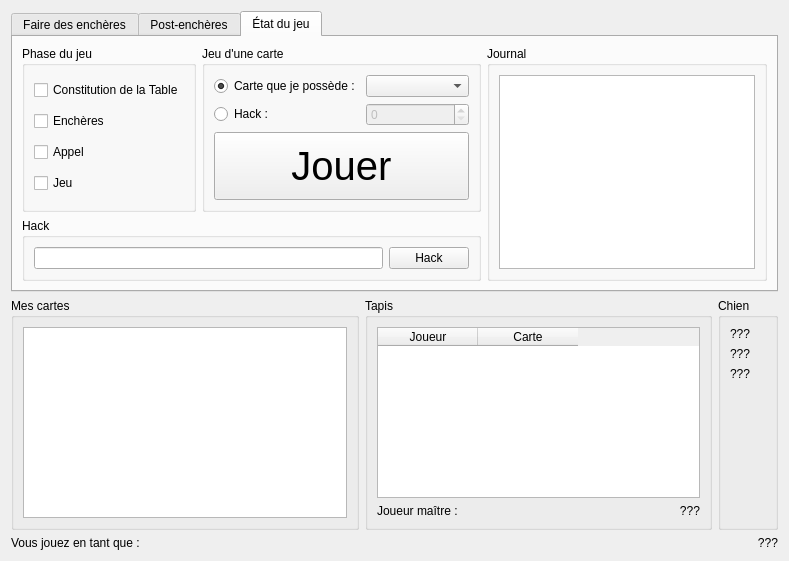
Qt form client/client.ui (Gugurumbe/tarot-doc) before a commit.
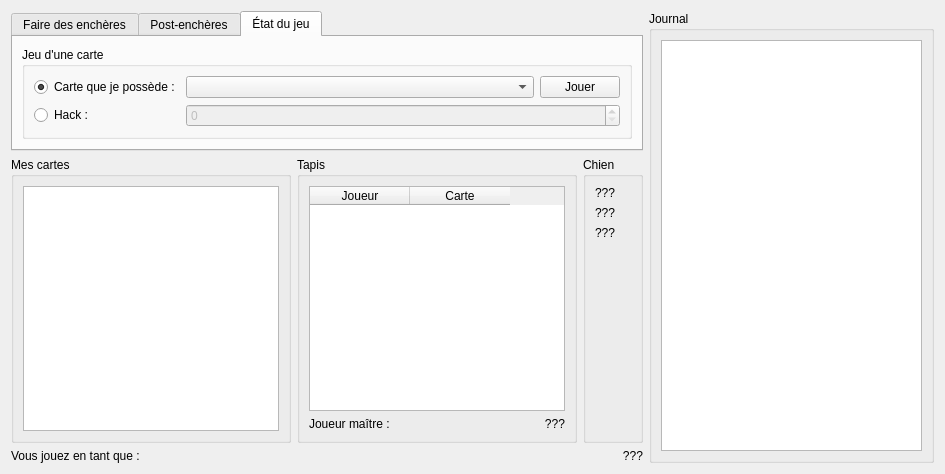
The same form after that commit. The open tabs and pages were chosen to show the change. Custom widgets are drawn as their Qt base class.

Commit message: Correction : les mouvements des cartes se font avec les bons joueurs

```diff
--- a/client/client.ui
+++ b/client/client.ui
@@ -6,18 +6,151 @@
    <rect>
     <x>0</x>
     <y>0</y>
-    <width>789</width>
-    <height>561</height>
+    <width>945</width>
+    <height>474</height>
    </rect>
   </property>
   <property name="windowTitle">
    <string>Tarot Virtuel</string>
   </property>
-  <layout class="QVBoxLayout" name="verticalLayout">
-   <item>
+  <layout class="QGridLayout" name="gridLayout_5">
+   <item row="2" column="1">
+    <layout class="QHBoxLayout" name="layout_moi">
+     <item>
+      <widget class="QLabel" name="label_moi">
+       <property name="text">
+        <string>Vous jouez en tant que : </string>
+       </property>
+      </widget>
+     </item>
+     <item>
+      <widget class="LabelNom" name="nom_joueur">
+       <property name="text">
+        <string>???</string>
+       </property>
+       <property name="alignment">
+        <set>Qt::AlignRight|Qt::AlignTrailing|Qt::AlignVCenter</set>
+       </property>
+      </widget>
+     </item>
+    </layout>
+   </item>
+   <item row="1" column="1">
+    <layout class="QHBoxLayout" name="layout_principal">
+     <item>
+      <widget class="QGroupBox" name="groupe_mes_cartes">
+       <property name="sizePolicy">
+        <sizepolicy hsizetype="Preferred" vsizetype="Expanding">
+         <horstretch>0</horstretch>
+         <verstretch>0</verstretch>
+        </sizepolicy>
+       </property>
+       <property name="title">
+        <string>Mes cartes</string>
+       </property>
+       <layout class="QGridLayout" name="gridLayout">
+        <item row="0" column="0">
+         <widget class="ListeCartes" name="mes_cartes"/>
+        </item>
+       </layout>
+      </widget>
+     </item>
+     <item>
+      <widget class="QGroupBox" name="groupe_tapis">
+       <property name="title">
+        <string>Tapis</string>
+       </property>
+       <layout class="QVBoxLayout" name="verticalLayout_2">
+        <item>
+         <widget class="AfficheurTapis" name="tapis">
+          <property name="editTriggers">
+           <set>QAbstractItemView::NoEditTriggers</set>
+          </property>
+          <column>
+           <property name="text">
+            <string>Joueur</string>
+           </property>
+          </column>
+          <column>
+           <property name="text">
+            <string>Carte</string>
+           </property>
+          </column>
+         </widget>
+        </item>
+        <item>
+         <layout class="QHBoxLayout" name="layout_maitre">
+          <item>
+           <widget class="QLabel" name="label_maitre">
+            <property name="text">
+             <string>Joueur maître :</string>
+            </property>
+           </widget>
+          </item>
+          <item>
+           <widget class="LabelNom" name="nom_maitre">
+            <property name="text">
+             <string>???</string>
+            </property>
+            <property name="alignment">
+             <set>Qt::AlignRight|Qt::AlignTrailing|Qt::AlignVCenter</set>
+            </property>
+           </widget>
+          </item>
+         </layout>
+        </item>
+       </layout>
+      </widget>
+     </item>
+     <item>
+      <widget class="QGroupBox" name="groupe_chien">
+       <property name="title">
+        <string>Chien</string>
+       </property>
+       <layout class="QVBoxLayout" name="verticalLayout_3">
+        <item>
+         <widget class="QLabel" name="chien_1">
+          <property name="text">
+           <string>???</string>
+          </property>
+         </widget>
+        </item>
+        <item>
+         <widget class="QLabel" name="chien_2">
+          <property name="text">
+           <string>???</string>
+          </property>
+         </widget>
+        </item>
+        <item>
+         <widget class="QLabel" name="chien_3">
+          <property name="text">
+           <string>???</string>
+          </property>
+         </widget>
+        </item>
+        <item>
+         <spacer name="verticalSpacer">
+          <property name="orientation">
+           <enum>Qt::Vertical</enum>
+          </property>
+          <property name="sizeHint" stdset="0">
+           <size>
+            <width>20</width>
+            <height>40</height>
+           </size>
+          </property>
+         </spacer>
+        </item>
+       </layout>
+      </widget>
+     </item>
+    </layout>
+   </item>
+   <item row="0" column="1">
     <widget class="QTabWidget" name="onglets">
      <property name="sizePolicy">
-      <sizepolicy hsizetype="Expanding" vsizetype="Minimum">
+      <sizepolicy hsizetype="Expanding" vsizetype="Fixed">
        <horstretch>0</horstretch>
        <verstretch>0</verstretch>
       </sizepolicy>
@@ -26,7 +159,7 @@
       <enum>QTabWidget::Rounded</enum>
      </property>
      <property name="currentIndex">
-      <number>2</number>
+      <number>0</number>
      </property>
      <widget class="QWidget" name="encheres">
       <attribute name="title">
@@ -35,79 +168,17 @@
       <layout class="QVBoxLayout" name="verticalLayout_4">
        <item>
         <widget class="QGroupBox" name="groupe_enchere">
+         <property name="sizePolicy">
+          <sizepolicy hsizetype="Preferred" vsizetype="Fixed">
+           <horstretch>0</horstretch>
+           <verstretch>0</verstretch>
+          </sizepolicy>
+         </property>
          <property name="title">
           <string>Choisissez votre enchère</string>
          </property>
          <layout class="QGridLayout" name="gridLayout_2">
-          <item row="2" column="1">
-           <widget class="QRadioButton" name="bouton_garde">
-            <property name="sizePolicy">
-             <sizepolicy hsizetype="Minimum" vsizetype="Expanding">
-              <horstretch>0</horstretch>
-              <verstretch>0</verstretch>
-             </sizepolicy>
-            </property>
-            <property name="text">
-             <string>Garde</string>
-            </property>
-           </widget>
-          </item>
-          <item row="1" column="0">
-           <spacer name="pousseur_2">
-            <property name="orientation">
-             <enum>Qt::Horizontal</enum>
-            </property>
-            <property name="sizeHint" stdset="0">
-             <size>
-              <width>40</width>
-              <height>20</height>
-             </size>
-            </property>
-           </spacer>
-          </item>
-          <item row="1" column="2" colspan="2">
-           <widget class="QRadioButton" name="bouton_garde_contre">
-            <property name="sizePolicy">
-             <sizepolicy hsizetype="Minimum" vsizetype="Expanding">
-              <horstretch>0</horstretch>
-              <verstretch>0</verstretch>
-             </sizepolicy>
-            </property>
-            <property name="text">
-             <string>Garde Contre</string>
-            </property>
-           </widget>
-          </item>
-          <item row="0" column="1">
-           <widget class="QRadioButton" name="bouton_passe">
-            <property name="sizePolicy">
-             <sizepolicy hsizetype="Minimum" vsizetype="Expanding">
-              <horstretch>0</horstretch>
-              <verstretch>0</verstretch>
-             </sizepolicy>
-            </property>
-            <property name="text">
-             <string>Passe</string>
-            </property>
-            <property name="checked">
-             <bool>true</bool>
-            </property>
-           </widget>
-          </item>
-          <item row="2" column="3">
-           <widget class="QSpinBox" name="selection_enchere">
-            <property name="enabled">
-             <bool>false</bool>
-            </property>
-            <property name="sizePolicy">
-             <sizepolicy hsizetype="Minimum" vsizetype="Fixed">
-              <horstretch>0</horstretch>
-              <verstretch>0</verstretch>
-             </sizepolicy>
-            </property>
-           </widget>
-          </item>
-          <item row="2" column="2">
+          <item row="0" column="6">
            <widget class="QRadioButton" name="bouton_hack_enchere">
             <property name="sizePolicy">
              <sizepolicy hsizetype="Minimum" vsizetype="Expanding">
@@ -120,8 +191,8 @@
             </property>
            </widget>
           </item>
-          <item row="1" column="1">
-           <widget class="QRadioButton" name="bouton_prise">
+          <item row="0" column="5">
+           <widget class="QRadioButton" name="bouton_garde_contre">
             <property name="sizePolicy">
              <sizepolicy hsizetype="Minimum" vsizetype="Expanding">
               <horstretch>0</horstretch>
@@ -129,24 +200,11 @@
              </sizepolicy>
             </property>
             <property name="text">
-             <string>Prise</string>
+             <string>Garde Contre</string>
             </property>
            </widget>
           </item>
           <item row="0" column="4">
-           <spacer name="pousseur_1">
-            <property name="orientation">
-             <enum>Qt::Horizontal</enum>
-            </property>
-            <property name="sizeHint" stdset="0">
-             <size>
-              <width>40</width>
-              <height>20</height>
-             </size>
-            </property>
-           </spacer>
-          </item>
-          <item row="0" column="2" colspan="2">
            <widget class="QRadioButton" name="bouton_garde_sans">
             <property name="sizePolicy">
              <sizepolicy hsizetype="Minimum" vsizetype="Expanding">
@@ -159,38 +217,94 @@
             </property>
            </widget>
           </item>
+          <item row="0" column="7">
+           <widget class="QSpinBox" name="selection_enchere">
+            <property name="enabled">
+             <bool>false</bool>
+            </property>
+            <property name="sizePolicy">
+             <sizepolicy hsizetype="Minimum" vsizetype="Fixed">
+              <horstretch>0</horstretch>
+              <verstretch>0</verstretch>
+             </sizepolicy>
+            </property>
+           </widget>
+          </item>
+          <item row="0" column="3">
+           <widget class="QRadioButton" name="bouton_garde">
+            <property name="sizePolicy">
+             <sizepolicy hsizetype="Minimum" vsizetype="Expanding">
+              <horstretch>0</horstretch>
+              <verstretch>0</verstretch>
+             </sizepolicy>
+            </property>
+            <property name="text">
+             <string>Garde</string>
+            </property>
+           </widget>
+          </item>
+          <item row="0" column="2">
+           <widget class="QRadioButton" name="bouton_prise">
+            <property name="sizePolicy">
+             <sizepolicy hsizetype="Minimum" vsizetype="Expanding">
+              <horstretch>0</horstretch>
+              <verstretch>0</verstretch>
+             </sizepolicy>
+            </property>
+            <property name="text">
+             <string>Prise</string>
+            </property>
+           </widget>
+          </item>
+          <item row="0" column="1">
+           <widget class="QRadioButton" name="bouton_passe">
+            <property name="sizePolicy">
+             <sizepolicy hsizetype="Minimum" vsizetype="Expanding">
+              <horstretch>0</horstretch>
+              <verstretch>0</verstretch>
+             </sizepolicy>
+            </property>
+            <property name="text">
+             <string>Passe</string>
+            </property>
+            <property name="checked">
+             <bool>true</bool>
+            </property>
+           </widget>
+          </item>
+          <item row="1" column="1" colspan="7">
+           <widget class="QPushButton" name="bouton_enchere">
+            <property name="sizePolicy">
+             <sizepolicy hsizetype="Minimum" vsizetype="Fixed">
+              <horstretch>0</horstretch>
+              <verstretch>0</verstretch>
+             </sizepolicy>
+            </property>
+            <property name="text">
+             <string>Faire cette enchère</string>
+            </property>
+           </widget>
+          </item>
          </layout>
         </widget>
        </item>
-       <item>
-        <widget class="QPushButton" name="bouton_enchere">
-         <property name="sizePolicy">
-          <sizepolicy hsizetype="Minimum" vsizetype="Expanding">
-           <horstretch>0</horstretch>
-           <verstretch>0</verstretch>
-          </sizepolicy>
-         </property>
-         <property name="font">
-          <font>
-           <pointsize>30</pointsize>
-          </font>
-         </property>
-         <property name="text">
-          <string>Faire cette enchère</string>
-         </property>
-        </widget>
-       </item>
       </layout>
      </widget>
      <widget class="QWidget" name="appel">
       <attribute name="title">
        <string>Post-enchères</string>
       </attribute>
-      <layout class="QVBoxLayout" name="verticalLayout_6">
-       <item>
+      <layout class="QGridLayout" name="gridLayout_6">
+       <item row="0" column="0">
         <layout class="QHBoxLayout" name="horizontalLayout_4">
          <item>
           <widget class="QLabel" name="label_4">
+           <property name="sizePolicy">
+            <sizepolicy hsizetype="Preferred" vsizetype="Fixed">
+             <horstretch>0</horstretch>
+             <verstretch>0</verstretch>
+            </sizepolicy>
+           </property>
            <property name="text">
             <string>Appelez une carte :</string>
            </property>
@@ -199,7 +313,7 @@
          <item>
           <widget class="SelecteurCarte" name="selecteur_appel">
            <property name="sizePolicy">
-            <sizepolicy hsizetype="Expanding" vsizetype="Expanding">
+            <sizepolicy hsizetype="Expanding" vsizetype="Fixed">
              <horstretch>0</horstretch>
              <verstretch>0</verstretch>
             </sizepolicy>
@@ -208,30 +322,12 @@
          </item>
         </layout>
        </item>
-       <item>
-        <widget class="QPushButton" name="bouton_appel">
-         <property name="sizePolicy">
-          <sizepolicy hsizetype="Minimum" vsizetype="Expanding">
-           <horstretch>0</horstretch>
-           <verstretch>0</verstretch>
-          </sizepolicy>
-         </property>
-         <property name="font">
-          <font>
-           <pointsize>30</pointsize>
-          </font>
-         </property>
-         <property name="text">
-          <string>Appeler cette carte</string>
-         </property>
-        </widget>
-       </item>
-       <item>
+       <item row="2" column="0">
         <layout class="QHBoxLayout" name="horizontalLayout">
          <item>
           <widget class="SelecteurCarte" name="ecart_1">
            <property name="sizePolicy">
-            <sizepolicy hsizetype="Preferred" vsizetype="Expanding">
+            <sizepolicy hsizetype="Preferred" vsizetype="Fixed">
              <horstretch>0</horstretch>
              <verstretch>0</verstretch>
             </sizepolicy>
@@ -241,7 +337,7 @@
          <item>
           <widget class="SelecteurCarte" name="ecart_2">
            <property name="sizePolicy">
-            <sizepolicy hsizetype="Preferred" vsizetype="Expanding">
+            <sizepolicy hsizetype="Preferred" vsizetype="Fixed">
              <horstretch>0</horstretch>
              <verstretch>0</verstretch>
             </sizepolicy>
@@ -251,7 +347,7 @@
          <item>
           <widget class="SelecteurCarte" name="ecart_3">
            <property name="sizePolicy">
-            <sizepolicy hsizetype="Preferred" vsizetype="Expanding">
+            <sizepolicy hsizetype="Preferred" vsizetype="Fixed">
              <horstretch>0</horstretch>
              <verstretch>0</verstretch>
             </sizepolicy>
@@ -260,19 +356,27 @@
          </item>
         </layout>
        </item>
-       <item>
+       <item row="0" column="1">
+        <widget class="QPushButton" name="bouton_appel">
+         <property name="sizePolicy">
+          <sizepolicy hsizetype="Minimum" vsizetype="Fixed">
+           <horstretch>0</horstretch>
+           <verstretch>0</verstretch>
+          </sizepolicy>
+         </property>
+         <property name="text">
+          <string>Appeler cette carte</string>
+         </property>
+        </widget>
+       </item>
+       <item row="2" column="1">
         <widget class="QPushButton" name="bouton_ecart">
          <property name="sizePolicy">
-          <sizepolicy hsizetype="Minimum" vsizetype="Expanding">
+          <sizepolicy hsizetype="Minimum" vsizetype="Fixed">
            <horstretch>0</horstretch>
            <verstretch>0</verstretch>
           </sizepolicy>
          </property>
-         <property name="font">
-          <font>
-           <pointsize>30</pointsize>
-          </font>
-         </property>
          <property name="text">
           <string>Écarter ces cartes</string>
          </property>
@@ -286,64 +390,9 @@
       </attribute>
       <layout class="QGridLayout" name="gridLayout_4">
        <item row="0" column="0">
-        <widget class="QGroupBox" name="groupBox_5">
-         <property name="sizePolicy">
-          <sizepolicy hsizetype="Minimum" vsizetype="Preferred">
-           <horstretch>0</horstretch>
-           <verstretch>0</verstretch>
-          </sizepolicy>
-         </property>
-         <property name="title">
-          <string>Phase du jeu</string>
-         </property>
-         <layout class="QVBoxLayout" name="verticalLayout_5">
-          <item>
-           <widget class="QCheckBox" name="cb_constitution_table">
-            <property name="text">
-             <string>Constitution de la Table</string>
-            </property>
-            <property name="checkable">
-             <bool>true</bool>
-            </property>
-           </widget>
-          </item>
-          <item>
-           <widget class="QCheckBox" name="cb_encheres">
-            <property name="text">
-             <string>Enchères</string>
-            </property>
-            <property name="checkable">
-             <bool>true</bool>
-            </property>
-           </widget>
-          </item>
-          <item>
-           <widget class="QCheckBox" name="cb_appel">
-            <property name="text">
-             <string>Appel</string>
-            </property>
-            <property name="checkable">
-             <bool>true</bool>
-            </property>
-           </widget>
-          </item>
-          <item>
-           <widget class="QCheckBox" name="cb_jeu">
-            <property name="text">
-             <string>Jeu</string>
-            </property>
-            <property name="checkable">
-             <bool>true</bool>
-            </property>
-           </widget>
-          </item>
-         </layout>
-        </widget>
-       </item>
-       <item row="0" column="1">
         <widget class="QGroupBox" name="groupBox_6">
          <property name="sizePolicy">
-          <sizepolicy hsizetype="Expanding" vsizetype="Preferred">
+          <sizepolicy hsizetype="Expanding" vsizetype="Fixed">
            <horstretch>0</horstretch>
            <verstretch>0</verstretch>
           </sizepolicy>
@@ -359,19 +408,6 @@
             </property>
            </widget>
           </item>
-          <item row="1" column="1">
-           <widget class="QSpinBox" name="carte_hack">
-            <property name="enabled">
-             <bool>false</bool>
-            </property>
-            <property name="sizePolicy">
-             <sizepolicy hsizetype="Expanding" vsizetype="Fixed">
-              <horstretch>0</horstretch>
-              <verstretch>0</verstretch>
-             </sizepolicy>
-            </property>
-           </widget>
-          </item>
           <item row="0" column="0">
            <widget class="QRadioButton" name="bouton_possede">
             <property name="text">
@@ -392,61 +428,31 @@
             </property>
            </widget>
           </item>
-          <item row="2" column="0" colspan="2">
+          <item row="0" column="2">
            <widget class="QPushButton" name="bouton_requete">
             <property name="sizePolicy">
-             <sizepolicy hsizetype="Minimum" vsizetype="Expanding">
+             <sizepolicy hsizetype="Minimum" vsizetype="Fixed">
               <horstretch>0</horstretch>
               <verstretch>0</verstretch>
              </sizepolicy>
             </property>
-            <property name="font">
-             <font>
-              <pointsize>30</pointsize>
-             </font>
-            </property>
             <property name="text">
              <string>Jouer</string>
             </property>
            </widget>
           </item>
-         </layout>
-        </widget>
-       </item>
-       <item row="1" column="0" colspan="2">
-        <widget class="QGroupBox" name="groupBox_8">
-         <property name="title">
-          <string>Hack</string>
-         </property>
-         <layout class="QGridLayout" name="gridLayout_5">
-          <item row="0" column="0">
-           <widget class="QLineEdit" name="selection_hack">
-            <property name="toolTip">
-             <string>Le code de votre paquet en hexadécimal (pensez à ajouter la taille sur 1 octet)</string>
+          <item row="1" column="1" colspan="2">
+           <widget class="QSpinBox" name="carte_hack">
+            <property name="enabled">
+             <bool>false</bool>
             </property>
-            <property name="text">
-             <string/>
+            <property name="sizePolicy">
+             <sizepolicy hsizetype="Expanding" vsizetype="Fixed">
+              <horstretch>0</horstretch>
+              <verstretch>0</verstretch>
+             </sizepolicy>
             </property>
            </widget>
-          </item>
-          <item row="0" column="1">
-           <widget class="QPushButton" name="bouton_envoyer">
-            <property name="text">
-             <string>Hack</string>
-            </property>
-           </widget>
-          </item>
-         </layout>
-        </widget>
-       </item>
-       <item row="0" column="2" rowspan="2">
-        <widget class="QGroupBox" name="groupBox_7">
-         <property name="title">
-          <string>Journal</string>
-         </property>
-         <layout class="QVBoxLayout" name="verticalLayout_7">
-          <item>
-           <widget class="Journal" name="journal"/>
           </item>
          </layout>
         </widget>
@@ -455,138 +461,17 @@
      </widget>
     </widget>
    </item>
-   <item>
-    <layout class="QHBoxLayout" name="layout_principal">
-     <item>
-      <widget class="QGroupBox" name="groupe_mes_cartes">
-       <property name="sizePolicy">
-        <sizepolicy hsizetype="Preferred" vsizetype="Expanding">
-         <horstretch>0</horstretch>
-         <verstretch>0</verstretch>
-        </sizepolicy>
-       </property>
-       <property name="title">
-        <string>Mes cartes</string>
-       </property>
-       <layout class="QGridLayout" name="gridLayout">
-        <item row="0" column="0">
-         <widget class="ListeCartes" name="mes_cartes"/>
-        </item>
-       </layout>
-      </widget>
-     </item>
-     <item>
-      <widget class="QGroupBox" name="groupe_tapis">
-       <property name="title">
-        <string>Tapis</string>
-       </property>
-       <layout class="QVBoxLayout" name="verticalLayout_2">
-        <item>
-         <widget class="AfficheurTapis" name="tapis">
-          <property name="editTriggers">
-           <set>QAbstractItemView::NoEditTriggers</set>
-          </property>
-          <column>
-           <property name="text">
-            <string>Joueur</string>
-           </property>
-          </column>
-          <column>
-           <property name="text">
-            <string>Carte</string>
-           </property>
-          </column>
-         </widget>
-        </item>
-        <item>
-         <layout class="QHBoxLayout" name="layout_maitre">
-          <item>
-           <widget class="QLabel" name="label_maitre">
-            <property name="text">
-             <string>Joueur maître :</string>
-            </property>
-           </widget>
-          </item>
-          <item>
-           <widget class="LabelNom" name="nom_maitre">
-            <property name="text">
-             <string>???</string>
-            </property>
-            <property name="alignment">
-             <set>Qt::AlignRight|Qt::AlignTrailing|Qt::AlignVCenter</set>
-            </property>
-           </widget>
-          </item>
-         </layout>
-        </item>
-       </layout>
-      </widget>
-     </item>
-     <item>
-      <widget class="QGroupBox" name="groupe_chien">
-       <property name="title">
-        <string>Chien</string>
-       </property>
-       <layout class="QVBoxLayout" name="verticalLayout_3">
-        <item>
-         <widget class="QLabel" name="chien_1">
-          <property name="text">
-           <string>???</string>
-          </property>
-         </widget>
-        </item>
-        <item>
-         <widget class="QLabel" name="chien_2">
-          <property name="text">
-           <string>???</string>
-          </property>
-         </widget>
-        </item>
-        <item>
-         <widget class="QLabel" name="chien_3">
-          <property name="text">
-           <string>???</string>
-          </property>
-         </widget>
-        </item>
-        <item>
-         <spacer name="verticalSpacer">
-          <property name="orientation">
-           <enum>Qt::Vertical</enum>
-          </property>
-          <property name="sizeHint" stdset="0">
-           <size>
-            <width>20</width>
-            <height>40</height>
-           </size>
-          </property>
-         </spacer>
-        </item>
-       </layout>
-      </widget>
-     </item>
-    </layout>
-   </item>
-   <item>
-    <layout class="QHBoxLayout" name="layout_moi">
-     <item>
-      <widget class="QLabel" name="label_moi">
-       <property name="text">
-        <string>Vous jouez en tant que : </string>
-       </property>
-      </widget>
-     </item>
-     <item>
-      <widget class="LabelNom" name="nom_joueur">
-       <property name="text">
-        <string>???</string>
-       </property>
-       <property name="alignment">
-        <set>Qt::AlignRight|Qt::AlignTrailing|Qt::AlignVCenter</set>
-       </property>
-      </widget>
-     </item>
-    </layout>
+   <item row="0" column="2" rowspan="3">
+    <widget class="QGroupBox" name="groupBox_7">
+     <property name="title">
+      <string>Journal</string>
+     </property>
+     <layout class="QVBoxLayout" name="verticalLayout_7">
+      <item>
+       <widget class="Journal" name="journal"/>
+      </item>
+     </layout>
+    </widget>
    </item>
   </layout>
  </widget>
```
Left out of the diff: 64 changed lines with no effect on the pictures. The commit also changes 4 other files.
